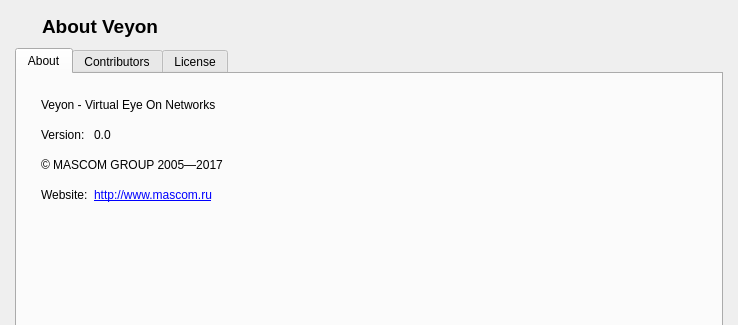
Before: the Qt Designer form core/dialogs/AboutDialog.ui in allindark/veyon, drawn with Qt 5; both pictures show x 0 to 738 and y 0 to 325 of the 738 by 500 pixel window.
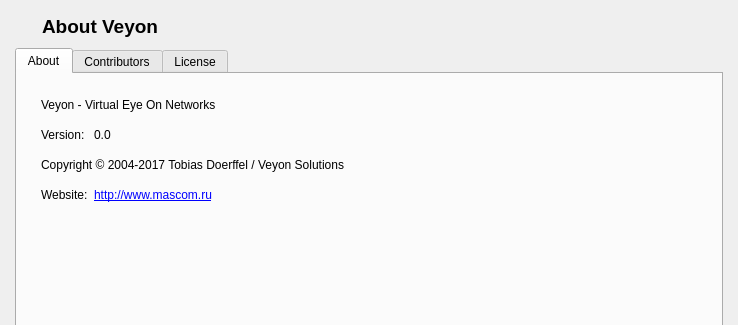
After: the same form once the commit is applied. Icons and pictures are not drawn.

Commit message: Sorry. We return back notices about copyright.

What changed in the file:
```diff
--- a/core/dialogs/AboutDialog.ui
+++ b/core/dialogs/AboutDialog.ui
@@ -152,7 +152,7 @@
        <item row="3" column="0" colspan="2">
         <widget class="QLabel" name="label_8">
          <property name="text">
-          <string>&lt;html&gt;&lt;head/&gt;&lt;body&gt;&lt;p&gt;© MASCOM GROUP 2005—2017&lt;/p&gt;&lt;/body&gt;&lt;/html&gt;</string>
+          <string>Copyright © 2004-2017 Tobias Doerffel / Veyon Solutions</string>
          </property>
         </widget>
        </item>
```
The commit also changes 3 other files.
